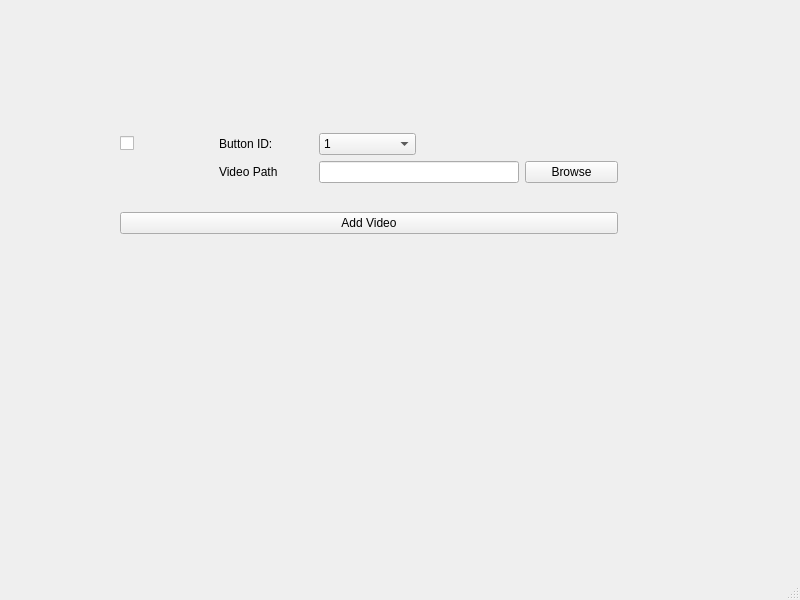
HologramHomies/ConfigurationApplication, file ConfigurationApp/mainwindow.ui: the form before one commit.
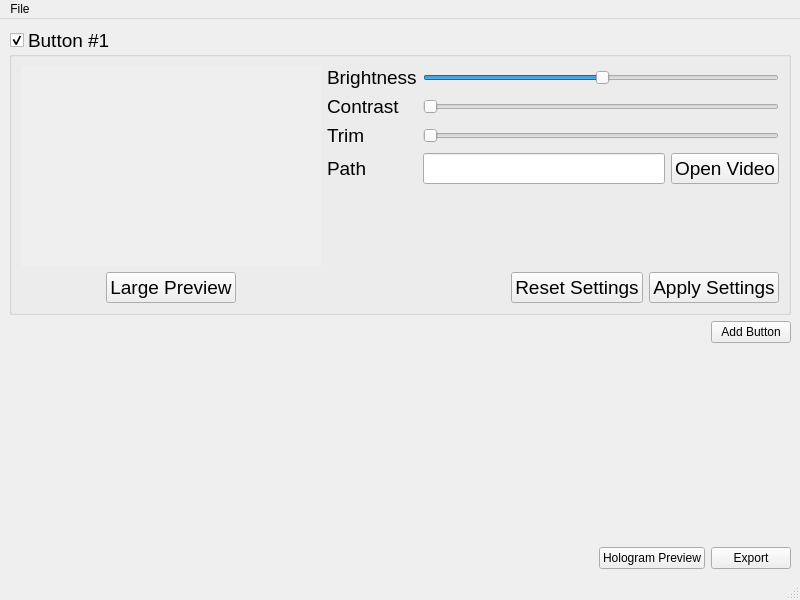
The form after the commit.

Diff of the .ui file:
```diff
--- a/ConfigurationApp/mainwindow.ui
+++ b/ConfigurationApp/mainwindow.ui
@@ -14,92 +14,227 @@
    <string>MainWindow</string>
   </property>
   <widget class="QWidget" name="centralwidget">
-   <widget class="QWidget" name="verticalLayoutWidget">
-    <property name="geometry">
-     <rect>
-      <x>120</x>
-      <y>110</y>
-      <width>498</width>
-      <height>147</height>
-     </rect>
-    </property>
-    <layout class="QVBoxLayout" name="verticalLayout">
-     <item>
-      <layout class="QGridLayout" name="gridLayout">
-       <item row="2" column="1">
-        <widget class="QLabel" name="videoPathLabel_1">
-         <property name="text">
-          <string>Video Path</string>
-         </property>
-        </widget>
-       </item>
+   <layout class="QVBoxLayout" name="verticalLayout_2">
+    <item>
+     <widget class="QGroupBox" name="groupBox">
+      <property name="font">
+       <font>
+        <pointsize>14</pointsize>
+       </font>
+      </property>
+      <property name="autoFillBackground">
+       <bool>false</bool>
+      </property>
+      <property name="title">
+       <string>Button #1</string>
+      </property>
+      <property name="alignment">
+       <set>Qt::AlignLeading|Qt::AlignLeft|Qt::AlignTop</set>
+      </property>
+      <property name="flat">
+       <bool>false</bool>
+      </property>
+      <property name="checkable">
+       <bool>true</bool>
+      </property>
+      <layout class="QGridLayout" name="gridLayout_2">
        <item row="2" column="4">
-        <widget class="QPushButton" name="browseButton_1">
+        <widget class="QLabel" name="label_4">
          <property name="text">
-          <string>Browse</string>
+          <string>Trim</string>
          </property>
         </widget>
        </item>
-       <item row="1" column="0">
-        <widget class="QCheckBox" name="checkBox_1">
-         <property name="text">
-          <string/>
+       <item row="2" column="5" colspan="2">
+        <widget class="QSlider" name="horizontalSlider_3">
+         <property name="orientation">
+          <enum>Qt::Horizontal</enum>
          </property>
         </widget>
        </item>
-       <item row="1" column="2">
-        <widget class="QComboBox" name="comboBox">
-         <item>
-          <property name="text">
-           <string>1</string>
-          </property>
-         </item>
-         <item>
-          <property name="text">
-           <string>2</string>
-          </property>
-         </item>
-         <item>
-          <property name="text">
-           <string>3</string>
-          </property>
-         </item>
+       <item row="0" column="4">
+        <widget class="QLabel" name="label">
+         <property name="text">
+          <string>Brightness</string>
+         </property>
         </widget>
        </item>
-       <item row="1" column="1">
-        <widget class="QLabel" name="buttonIDLabel_1">
+       <item row="1" column="4">
+        <widget class="QLabel" name="label_3">
          <property name="text">
-          <string>Button ID: </string>
+          <string>Contrast</string>
          </property>
         </widget>
        </item>
-       <item row="2" column="2" colspan="2">
-        <widget class="QLineEdit" name="videoPathLine_1">
+       <item row="0" column="0" rowspan="5" colspan="3">
+        <widget class="QLabel" name="label_2">
          <property name="minimumSize">
           <size>
-           <width>200</width>
-           <height>0</height>
+           <width>300</width>
+           <height>200</height>
           </size>
          </property>
-         <property name="maximumSize">
-          <size>
-           <width>16777215</width>
-           <height>16777215</height>
-          </size>
+         <property name="autoFillBackground">
+          <bool>true</bool>
          </property>
+         <property name="text">
+          <string>&lt;VIDEO PLAYER&gt;</string>
+         </property>
+         <property name="alignment">
+          <set>Qt::AlignCenter</set>
+         </property>
         </widget>
        </item>
+       <item row="1" column="5" colspan="2">
+        <widget class="QSlider" name="horizontalSlider_2">
+         <property name="orientation">
+          <enum>Qt::Horizontal</enum>
+         </property>
+        </widget>
+       </item>
+       <item row="3" column="4">
+        <widget class="QLabel" name="label_5">
+         <property name="text">
+          <string>Path</string>
+         </property>
+        </widget>
+       </item>
+       <item row="3" column="6">
+        <widget class="QPushButton" name="pushButton_4">
+         <property name="text">
+          <string>Open Video</string>
+         </property>
+        </widget>
+       </item>
+       <item row="0" column="5" colspan="2">
+        <widget class="QSlider" name="horizontalSlider">
+         <property name="value">
+          <number>50</number>
+         </property>
+         <property name="sliderPosition">
+          <number>50</number>
+         </property>
+         <property name="tracking">
+          <bool>true</bool>
+         </property>
+         <property name="orientation">
+          <enum>Qt::Horizontal</enum>
+         </property>
+        </widget>
+       </item>
+       <item row="3" column="5">
+        <widget class="QLineEdit" name="lineEdit"/>
+       </item>
+       <item row="5" column="1">
+        <widget class="QPushButton" name="pushButton_3">
+         <property name="text">
+          <string>Large Preview</string>
+         </property>
+        </widget>
+       </item>
+       <item row="5" column="5" colspan="2">
+        <layout class="QHBoxLayout" name="horizontalLayout">
+         <item>
+          <spacer name="horizontalSpacer">
+           <property name="orientation">
+            <enum>Qt::Horizontal</enum>
+           </property>
+           <property name="sizeHint" stdset="0">
+            <size>
+             <width>50</width>
+             <height>20</height>
+            </size>
+           </property>
+          </spacer>
+         </item>
+         <item>
+          <widget class="QPushButton" name="pushButton_2">
+           <property name="text">
+            <string>Reset Settings</string>
+           </property>
+          </widget>
+         </item>
+         <item>
+          <widget class="QPushButton" name="pushButton">
+           <property name="text">
+            <string>Apply Settings</string>
+           </property>
+          </widget>
+         </item>
+        </layout>
+       </item>
       </layout>
-     </item>
-     <item>
-      <widget class="QPushButton" name="addVideoButton">
-       <property name="text">
-        <string>Add Video</string>
-       </property>
-      </widget>
-     </item>
-    </layout>
-   </widget>
+     </widget>
+    </item>
+    <item>
+     <layout class="QHBoxLayout" name="horizontalLayout_4">
+      <item>
+       <spacer name="horizontalSpacer_3">
+        <property name="orientation">
+         <enum>Qt::Horizontal</enum>
+        </property>
+        <property name="sizeHint" stdset="0">
+         <size>
+          <width>40</width>
+          <height>20</height>
+         </size>
+        </property>
+       </spacer>
+      </item>
+      <item>
+       <widget class="QPushButton" name="pushButton_7">
+        <property name="text">
+         <string>Add Button</string>
+        </property>
+       </widget>
+      </item>
+     </layout>
+    </item>
+    <item>
+     <spacer name="verticalSpacer">
+      <property name="orientation">
+       <enum>Qt::Vertical</enum>
+      </property>
+      <property name="sizeHint" stdset="0">
+       <size>
+        <width>20</width>
+        <height>40</height>
+       </size>
+      </property>
+     </spacer>
+    </item>
+    <item>
+     <layout class="QHBoxLayout" name="horizontalLayout_2">
+      <item>
+       <spacer name="horizontalSpacer_2">
+        <property name="orientation">
+         <enum>Qt::Horizontal</enum>
+        </property>
+        <property name="sizeHint" stdset="0">
+         <size>
+          <width>40</width>
+          <height>20</height>
+         </size>
+        </property>
+       </spacer>
+      </item>
+      <item>
+       <widget class="QPushButton" name="pushButton_6">
+        <property name="text">
+         <string>Hologram Preview</string>
+        </property>
+       </widget>
+      </item>
+      <item>
+       <widget class="QPushButton" name="pushButton_5">
+        <property name="text">
+         <string>Export</string>
+        </property>
+       </widget>
+      </item>
+     </layout>
+    </item>
+   </layout>
   </widget>
   <widget class="QMenuBar" name="menubar">
    <property name="geometry">
@@ -110,6 +245,20 @@
      <height>22</height>
     </rect>
    </property>
+   <widget class="QMenu" name="menuFile">
+    <property name="title">
+     <string>File</string>
+    </property>
+    <addaction name="actionNew"/>
+    <addaction name="actionOpen"/>
+    <addaction name="actionOpen_Last_Project"/>
+    <addaction name="actionSave"/>
+    <addaction name="actionExport"/>
+    <addaction name="separator"/>
+    <addaction name="actionQuit"/>
+    <addaction name="separator"/>
+   </widget>
+   <addaction name="menuFile"/>
   </widget>
   <widget class="QStatusBar" name="statusbar"/>
  </widget>
```
Left out of the diff: 32 changed lines with no effect on the pictures.
